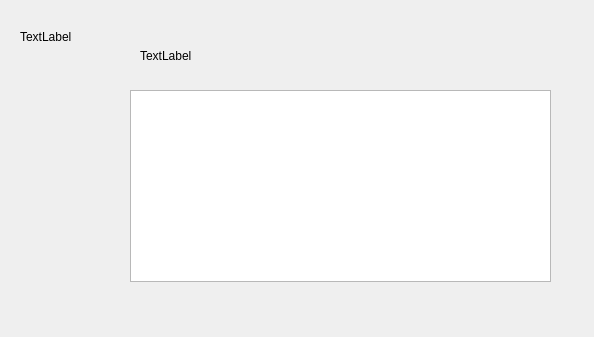
Old version of the form bankautomat/transactions.ui in the repository bank-2022/group8.
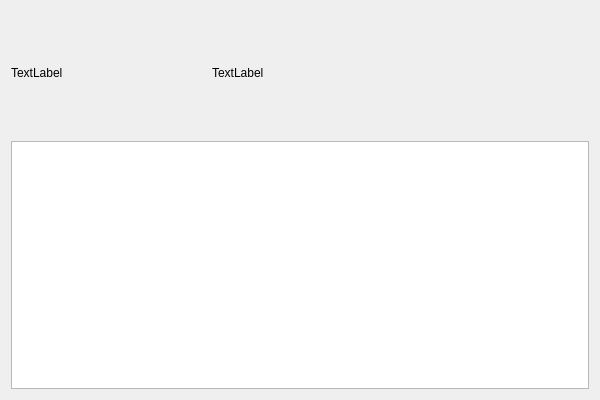
New version of the form.

Diff of the .ui file:
```diff
--- a/bankautomat/transactions.ui
+++ b/bankautomat/transactions.ui
@@ -6,52 +6,50 @@
    <rect>
     <x>0</x>
     <y>0</y>
-    <width>594</width>
-    <height>337</height>
+    <width>600</width>
+    <height>400</height>
    </rect>
   </property>
   <property name="windowTitle">
    <string>Tilitapahtumat</string>
   </property>
-  <widget class="QTextBrowser" name="TransactionsView">
-   <property name="geometry">
-    <rect>
-     <x>130</x>
-     <y>90</y>
-     <width>421</width>
-     <height>192</height>
-    </rect>
-   </property>
-  </widget>
+  <layout class="QGridLayout" name="gridLayout" rowstretch="1,2" columnstretch="1,0,2,0">
+   <item row="0" column="2">
+    <widget class="QLabel" name="Balance">
+     <property name="sizePolicy">
+      <sizepolicy hsizetype="Preferred" vsizetype="Preferred">
+       <horstretch>0</horstretch>
+       <verstretch>0</verstretch>
+      </sizepolicy>
+     </property>
+     <property name="text">
+      <string>TextLabel</string>
+     </property>
+    </widget>
+   </item>
+   <item row="0" column="0">
   <widget class="QLabel" name="UserData">
-   <property name="geometry">
-    <rect>
-     <x>20</x>
-     <y>30</y>
-     <width>91</width>
-     <height>151</height>
-    </rect>
+     <property name="sizePolicy">
+      <sizepolicy hsizetype="Preferred" vsizetype="Preferred">
+       <horstretch>0</horstretch>
+       <verstretch>0</verstretch>
+      </sizepolicy>
    </property>
    <property name="text">
     <string>TextLabel</string>
    </property>
    <property name="alignment">
-    <set>Qt::AlignLeading|Qt::AlignLeft|Qt::AlignTop</set>
-   </property>
-  </widget>
-  <widget class="QLabel" name="Balance">
-   <property name="geometry">
-    <rect>
-     <x>140</x>
-     <y>40</y>
-     <width>101</width>
-     <height>31</height>
-    </rect>
-   </property>
-   <property name="text">
-    <string>TextLabel</string>
-   </property>
-  </widget>
+      <set>Qt::AlignLeading|Qt::AlignLeft|Qt::AlignVCenter</set>
+     </property>
+     <property name="margin">
+      <number>11</number>
+     </property>
+    </widget>
+   </item>
+   <item row="1" column="0" colspan="3">
+    <widget class="QTextBrowser" name="TransactionsView"/>
+   </item>
+  </layout>
  </widget>
  <resources/>
  <connections/>
```
Lines whose indentation alone changed are shown as unchanged.
